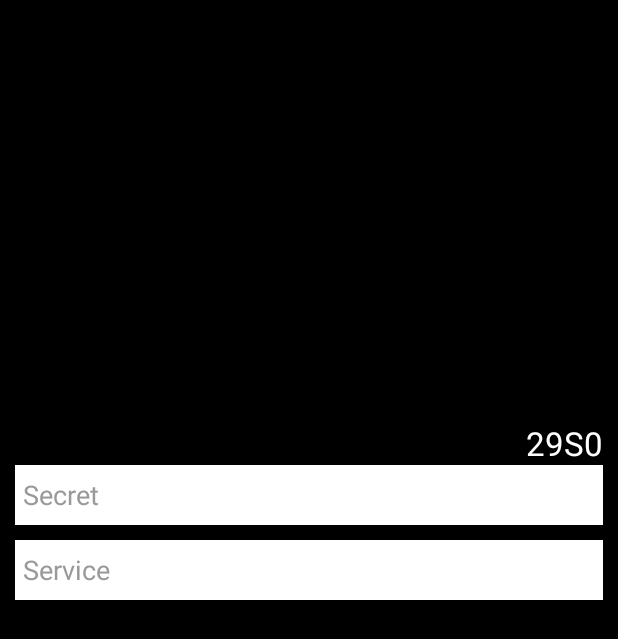
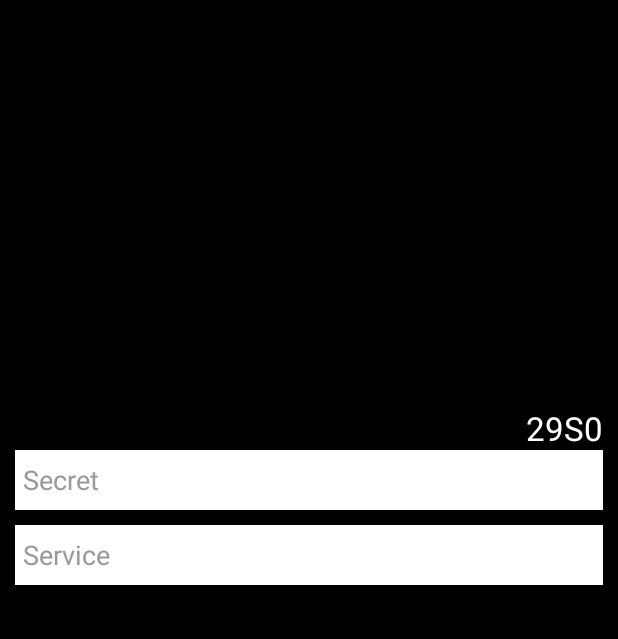
Before and after one commit to danielceinos/Password-Vault, an Android app: the layout activity_main.xml on its own in the app's theme, with its tools: preview values and no code run, on a phone screen of 412 x 824 dp. Shown: the top 639 px of the screen. Run offline under Robolectric (Android 15) with nearby library versions, the phone set to English and light mode, and no system bars.

Commit message:
Minor fixes

```diff
--- a/app/src/main/java/com/fireshield/sss/MainActivity.java
+++ b/app/src/main/java/com/fireshield/sss/MainActivity.java
@@ -17,7 +17,7 @@ import java.security.NoSuchAlgorithmException;
 
 public class MainActivity extends AppCompatActivity implements TextWatcher {
 
-  ActivityMainBinding binding;
+  private ActivityMainBinding binding;
 
   @Override
   protected void onCreate(Bundle savedInstanceState) {
@@ -28,7 +28,6 @@ public class MainActivity extends AppCompatActivity implements TextWatcher {
     binding.etSecret.addTextChangedListener(this);
     binding.etService.addTextChangedListener(this);
     Glide.with(this).load("https://robohash.org/" + (Math.random())).into(binding.ivRobo);
-
   }
 
   @Override
--- a/app/src/main/res/layout/activity_main.xml
+++ b/app/src/main/res/layout/activity_main.xml
@@ -7,7 +7,8 @@
       android:layout_height="match_parent"
       android:background="#000"
       android:orientation="vertical"
-      android:padding="10dp"
+      android:paddingLeft="10dp"
+      android:paddingRight="10dp"
       tools:context="com.fireshield.sss.MainActivity"
       >
 
```
